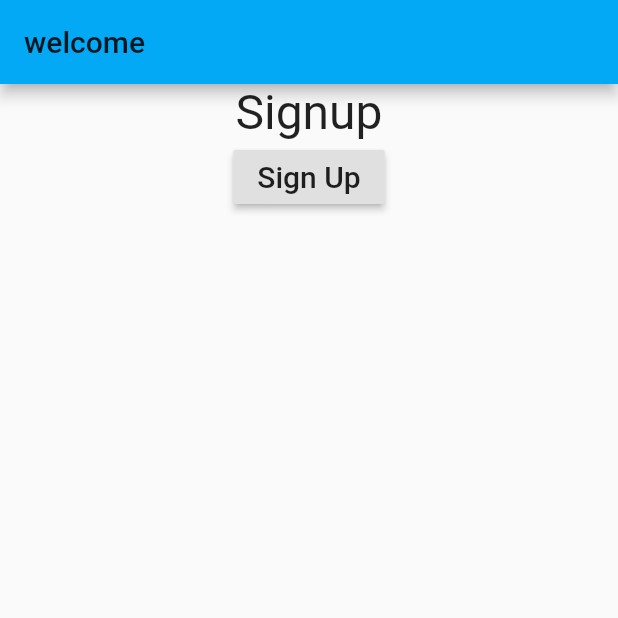
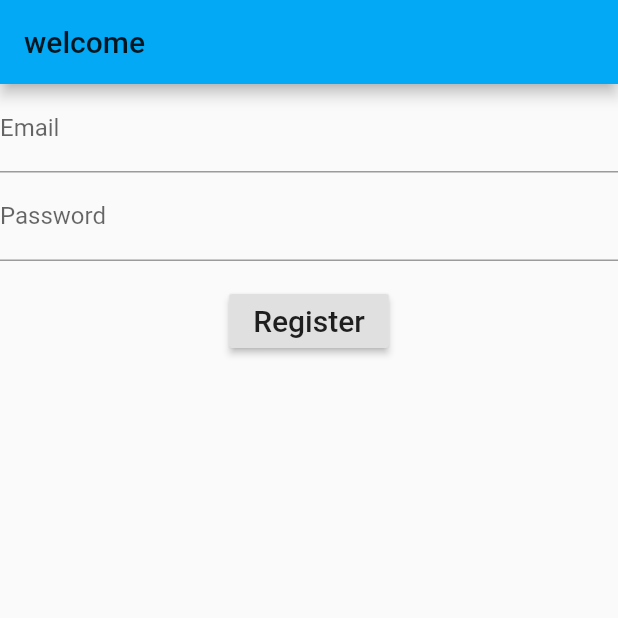
Before and after one commit to codersuk/treasurehunt, a Flutter app: the screen it shows after launch, on a phone screen of 412 x 824 dp, the top half of it. Run offline on Flutter 3.47's test engine with Material 2 defaults, Android fonts, the phone set to English and light mode, and no system bars; our stand-ins replace firebase_auth; missing offline and left inert: barcode_scan; accounts and stored records are empty.

Commit message:
added user registration

```diff
--- a/lib/pages/signup.dart
+++ b/lib/pages/signup.dart
@@ -1,5 +1,7 @@
 import 'package:flutter/material.dart';
+import 'package:firebase_auth/firebase_auth.dart';
 
+final FirebaseAuth _auth = FirebaseAuth.instance;
 
 class PageSignup extends StatefulWidget {
   @override
@@ -7,6 +9,15 @@ class PageSignup extends StatefulWidget {
 }
 
 class PageSignupState extends State<PageSignup> {
+  final GlobalKey<FormState> _formKey = GlobalKey<FormState>();
+  final TextEditingController _emailController = new TextEditingController();
+  final TextEditingController _passwordController = new TextEditingController();
+
+  bool _success;
+  String _userEmail;
+  String _message = "";
+
+
   @override
   Widget build(BuildContext context) {
     // TODO: implement build
@@ -20,29 +31,102 @@ class PageSignupState extends State<PageSignup> {
   }
 
   Widget PageContainer() {
-    return Container(
+//    return Container(
+//
+//      child: Column(
+//
+//        children: <Widget>[
+//          Text(
+//            'Signup',
+//            style: TextStyle(
+//              fontSize: 32,
+//              color: Colors.black87,
+//            ),
+//          ),
+//          RaisedButton(
+//            onPressed: () {
+//              Navigator.pushNamed(context, '/browseGames');
+//            },
+//            child: Text(
+//              'Sign Up',
+//              style: TextStyle(fontSize: 20),
+//            ),
+//          )
+//        ],
+//      ),
+//    );
 
+    return Form(
+        key: _formKey,
         child: Column(
-
+          crossAxisAlignment: CrossAxisAlignment.start,
           children: <Widget>[
-          Text(
-            'Signup',
-            style: TextStyle(
-              fontSize: 32,
-              color: Colors.black87,
+            TextFormField(
+            controller: _emailController,
+            decoration: InputDecoration(labelText: 'Email'),
+            validator: (String value) {
+              if (value.isEmpty) {
+                return 'Please enter email address';
+              }
+            },
+          ),
+          TextFormField(
+            controller: _passwordController,
+            decoration: InputDecoration(labelText: 'Password'),
+            validator: (String value) {
+              if (value.isEmpty) {
+                return "Please enter password";
+              }
+            },
+          ),
+          Container(
+            padding: const EdgeInsets.symmetric(vertical: 16),
+            alignment: Alignment.center,
+            child: RaisedButton(
+              onPressed:() async{
+                if(_formKey.currentState.validate()) {
+                  _register();
+                } else {
+                  _success = false;
+                  _message = "form not valid";
+                }
+              },
+              child: Text('Register', style: TextStyle(fontSize: 20)),
             ),
           ),
-          RaisedButton(
-            onPressed: () {
-              Navigator.pushNamed(context, '/browseGames');
-            },
-            child: Text(
-              'Sign Up',
-              style: TextStyle(fontSize: 20),
-            ),
+            Container(
+              alignment: Alignment.center,
+              child: Text(_success == null
+              ? ''
+              : (_success ? 'Succesfully registered ' + _userEmail : 'Registration failed' )),
             )
-        ],
-      ),
+          ]
+      )
     );
   }
+
+  @override
+  void dispose() {
+    _emailController.dispose();
+    _passwordController.dispose();
+    super.dispose();
   }
+
+
+  void _register() async {
+    final FirebaseUser user =  await _auth.createUserWithEmailAndPassword(
+        email: _emailController.text,
+        password: _passwordController.text
+    );
+
+    if(user == null) {
+      setState(() {
+        _success = true;
+        _userEmail = user.email;
+        Navigator.pushNamed(context, '/browseGames');
+      });
+    } else {
+      _success = false;
+    }
+  }
+}
```
Also changed, not shown: lib/pages/createteam.dart (+12 -10 lines). Lines whose indentation alone changed are shown as unchanged.
